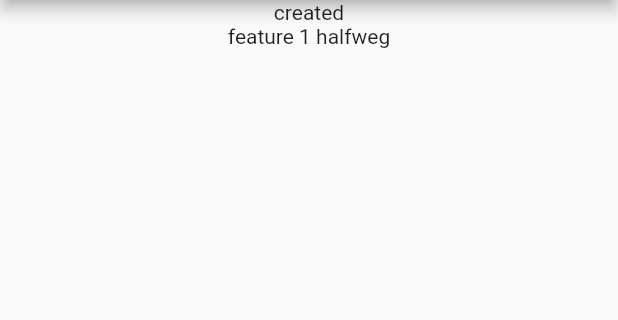
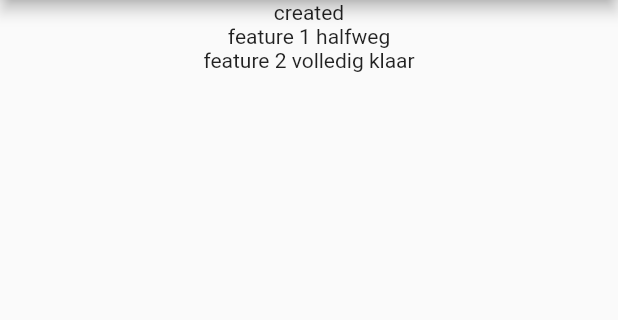
Before and after one commit to SuperMonkey1/git_oefening_2, a Flutter app: the screen it shows after launch, on a phone screen of 412 x 824 dp, the part 84-404 px from its top. Run offline on Flutter 3.47's test engine with Material 2 defaults, Android fonts, the phone set to English and light mode, and no system bars.

Commit message:
feature 2 volledig klaar

```diff
--- a/git_oefening_2/lib/main.dart
+++ b/git_oefening_2/lib/main.dart
@@ -41,6 +41,9 @@ class _MyHomePageState extends State<MyHomePage> {
             Text(
               'feature 1 halfweg',
             ),
+            Text(
+              'feature 2 volledig klaar',
+            ),
           ],
         ),
       ),
```
